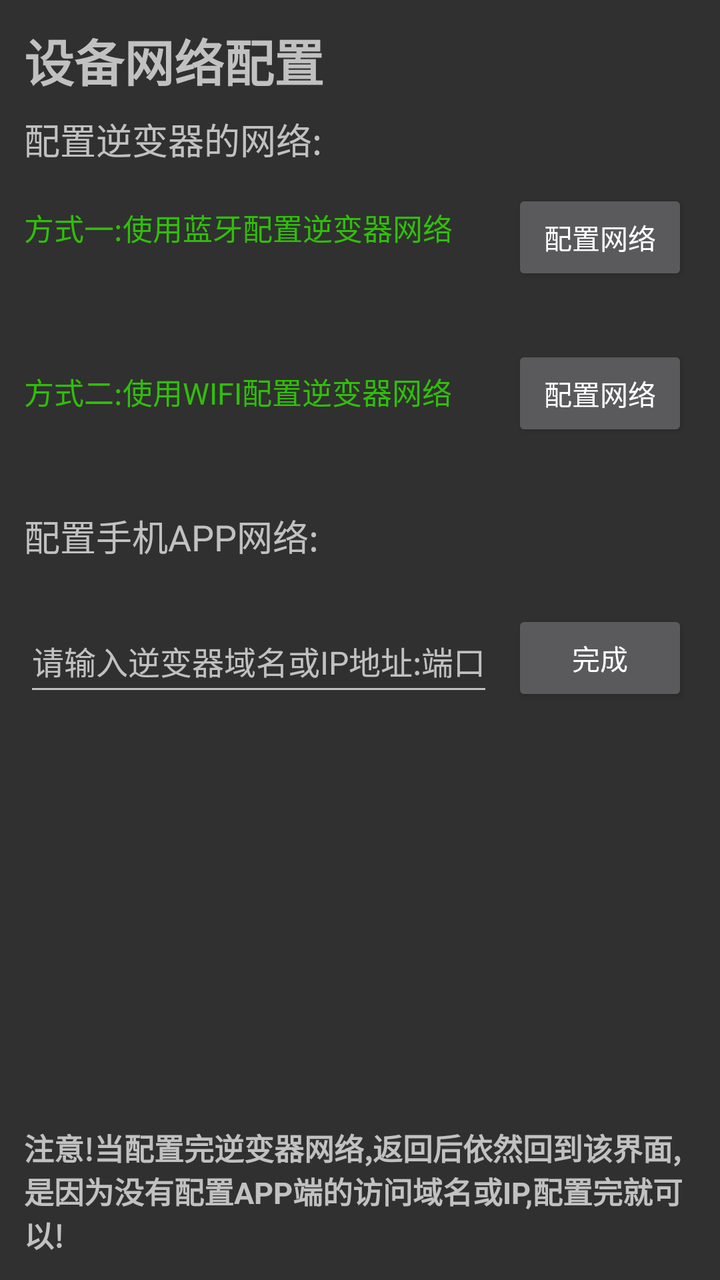
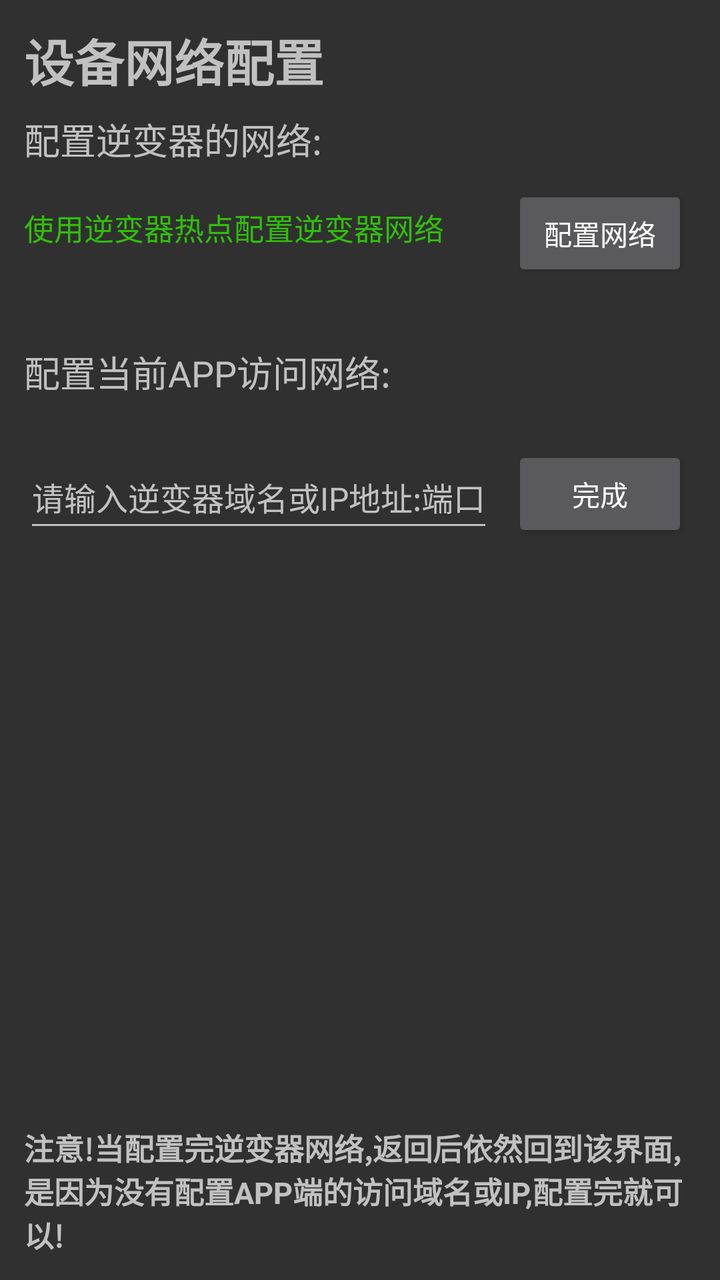

Compare the two renders of this Android layout. The source of the first and the diff that turns it into the second are given below.
<!-- AndroidManifest.xml: application theme Theme.AppCompat.NoActionBar -->
<!-- res/layout/set_tcp_activity.xml -->
<?xml version="1.0" encoding="utf-8"?>
<androidx.constraintlayout.widget.ConstraintLayout xmlns:android="http://schemas.android.com/apk/res/android"
    xmlns:app="http://schemas.android.com/apk/res-auto"
    xmlns:tools="http://schemas.android.com/tools"
    android:layout_width="match_parent"
    android:layout_height="match_parent"
    android:padding="12dp">

    <TextView
        android:id="@+id/textView17"
        android:layout_width="0dp"
        android:layout_height="wrap_content"
        android:text="设备网络配置"
        android:textSize="25sp"
        android:textStyle="bold"
        app:layout_constraintStart_toStartOf="parent"
        app:layout_constraintTop_toTopOf="parent"
        tools:ignore="HardcodedText" />

    <TextView
        android:id="@+id/readme"
        android:layout_width="match_parent"
        android:layout_height="wrap_content"
        android:text="@string/config_network_readme"
        android:textSize="15sp"
        android:textStyle="bold"
        app:layout_constraintBottom_toBottomOf="parent"
        app:layout_constraintEnd_toEndOf="parent"
        app:layout_constraintHorizontal_bias="1.0"
        app:layout_constraintStart_toStartOf="parent"
        app:layout_constraintWidth_percent="0.92"
        tools:ignore="TextSizeCheck" />


    <EditText
        android:id="@+id/ip_input"
        android:layout_width="0dp"
        android:layout_height="wrap_content"
        android:layout_marginTop="24dp"
        android:autofillHints=""
        android:hint="请输入逆变器域名或IP地址:端口"
        android:minHeight="48dp"
        android:textSize="16sp"
        app:layout_constraintStart_toStartOf="parent"
        app:layout_constraintTop_toBottomOf="@+id/textView26"
        tools:ignore="HardcodedText,TextFields,TextContrastCheck,DuplicateSpeakableTextCheck" />

    <TextView
        android:id="@+id/textView14"
        android:layout_width="0dp"
        android:layout_height="wrap_content"
        android:layout_marginTop="20dp"
        android:text="方式一:使用蓝牙配置逆变器网络"
        android:textColor="#30BF09"
        android:textSize="15sp"
        app:layout_constraintStart_toStartOf="parent"
        app:layout_constraintTop_toBottomOf="@+id/textView24"
        tools:ignore="HardcodedText,TextContrastCheck" />

    <TextView
        android:id="@+id/textView15"
        android:layout_width="0dp"
        android:layout_height="wrap_content"
        android:layout_marginTop="60dp"
        android:text="方式二:使用WIFI配置逆变器网络"
        android:textColor="#30BF09"
        android:textSize="15sp"
        app:layout_constraintStart_toStartOf="parent"
        app:layout_constraintTop_toBottomOf="@+id/textView14"
        tools:ignore="HardcodedText,TextContrastCheck" />

    <Button
        android:id="@+id/bl_ip_get"
        android:layout_width="0dp"
        android:layout_height="wrap_content"
        android:layout_marginTop="12dp"
        android:layout_marginEnd="4dp"
        android:text="配置网络"
        app:layout_constraintEnd_toEndOf="parent"
        app:layout_constraintTop_toBottomOf="@+id/textView24"
        tools:ignore="HardcodedText,DuplicateSpeakableTextCheck" />

    <Button
        android:id="@+id/wf_ip_get"
        android:layout_width="0dp"
        android:layout_height="wrap_content"
        android:layout_marginTop="48dp"
        android:layout_marginEnd="4dp"
        android:text="配置网络"
        app:layout_constraintEnd_toEndOf="parent"
        app:layout_constraintTop_toBottomOf="@+id/textView14"
        tools:ignore="HardcodedText" />

    <Button
        android:id="@+id/manual_set"
        android:layout_width="0dp"
        android:layout_height="wrap_content"
        android:layout_marginTop="24dp"
        android:layout_marginEnd="4dp"
        android:text="完成"
        app:layout_constraintEnd_toEndOf="parent"
        app:layout_constraintTop_toBottomOf="@+id/textView26"
        tools:ignore="HardcodedText,DuplicateSpeakableTextCheck" />

    <TextView
        android:id="@+id/textView24"
        android:layout_width="0dp"
        android:layout_height="wrap_content"
        android:layout_marginTop="8dp"
        android:text="配置逆变器的网络:"
        android:textSize="18sp"
        app:layout_constraintStart_toStartOf="parent"
        app:layout_constraintTop_toBottomOf="@+id/textView17"
        tools:ignore="HardcodedText" />

    <TextView
        android:id="@+id/textView26"
        android:layout_width="0dp"
        android:layout_height="wrap_content"
        android:layout_marginTop="48dp"
        android:text="配置手机APP网络:"
        android:textSize="18sp"
        app:layout_constraintStart_toStartOf="parent"
        app:layout_constraintTop_toBottomOf="@+id/textView15"
        tools:ignore="HardcodedText" />

</androidx.constraintlayout.widget.ConstraintLayout>
<!-- resources referenced by this layout -->
<resources>
  <string name="config_network_readme">注意!当配置完逆变器网络,返回后依然回到该界面,是因为没有配置APP端的访问域名或IP,配置完就可以!</string>
</resources>

<!-- the commit's change to res/layout/set_tcp_activity.xml (unified diff, before → after) -->
@@ -46,49 +46,26 @@
         tools:ignore="HardcodedText,TextFields,TextContrastCheck,DuplicateSpeakableTextCheck" />
 
     <TextView
-        android:id="@+id/textView14"
+        android:id="@+id/textView15"
         android:layout_width="0dp"
         android:layout_height="wrap_content"
-        android:layout_marginTop="20dp"
-        android:text="方式一:使用蓝牙配置逆变器网络"
+        android:text="使用逆变器热点配置逆变器网络"
         android:textColor="#30BF09"
         android:textSize="15sp"
+        android:layout_marginTop="20dp"
         app:layout_constraintStart_toStartOf="parent"
         app:layout_constraintTop_toBottomOf="@+id/textView24"
         tools:ignore="HardcodedText,TextContrastCheck" />
-
-    <TextView
-        android:id="@+id/textView15"
-        android:layout_width="0dp"
-        android:layout_height="wrap_content"
-        android:layout_marginTop="60dp"
-        android:text="方式二:使用WIFI配置逆变器网络"
-        android:textColor="#30BF09"
-        android:textSize="15sp"
-        app:layout_constraintStart_toStartOf="parent"
-        app:layout_constraintTop_toBottomOf="@+id/textView14"
-        tools:ignore="HardcodedText,TextContrastCheck" />
-
-    <Button
-        android:id="@+id/bl_ip_get"
-        android:layout_width="0dp"
-        android:layout_height="wrap_content"
-        android:layout_marginTop="12dp"
-        android:layout_marginEnd="4dp"
-        android:text="配置网络"
-        app:layout_constraintEnd_toEndOf="parent"
-        app:layout_constraintTop_toBottomOf="@+id/textView24"
-        tools:ignore="HardcodedText,DuplicateSpeakableTextCheck" />
 
     <Button
         android:id="@+id/wf_ip_get"
         android:layout_width="0dp"
         android:layout_height="wrap_content"
-        android:layout_marginTop="48dp"
         android:layout_marginEnd="4dp"
         android:text="配置网络"
+        android:layout_marginTop="10dp"
         app:layout_constraintEnd_toEndOf="parent"
-        app:layout_constraintTop_toBottomOf="@+id/textView14"
+        app:layout_constraintTop_toBottomOf="@+id/textView24"
         tools:ignore="HardcodedText" />
 
     <Button
@@ -118,7 +95,7 @@
         android:layout_width="0dp"
         android:layout_height="wrap_content"
         android:layout_marginTop="48dp"
-        android:text="配置手机APP网络:"
+        android:text="配置当前APP访问网络:"
         android:textSize="18sp"
         app:layout_constraintStart_toStartOf="parent"
         app:layout_constraintTop_toBottomOf="@+id/textView15"
